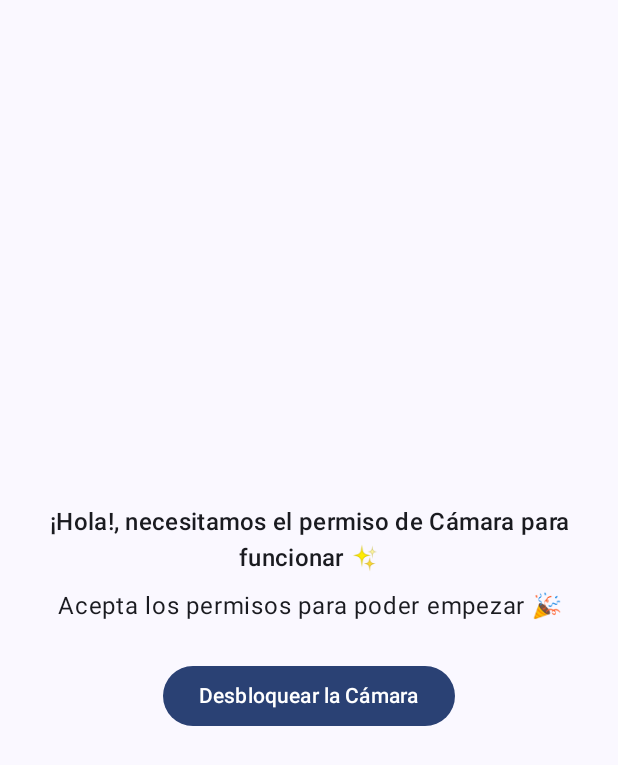
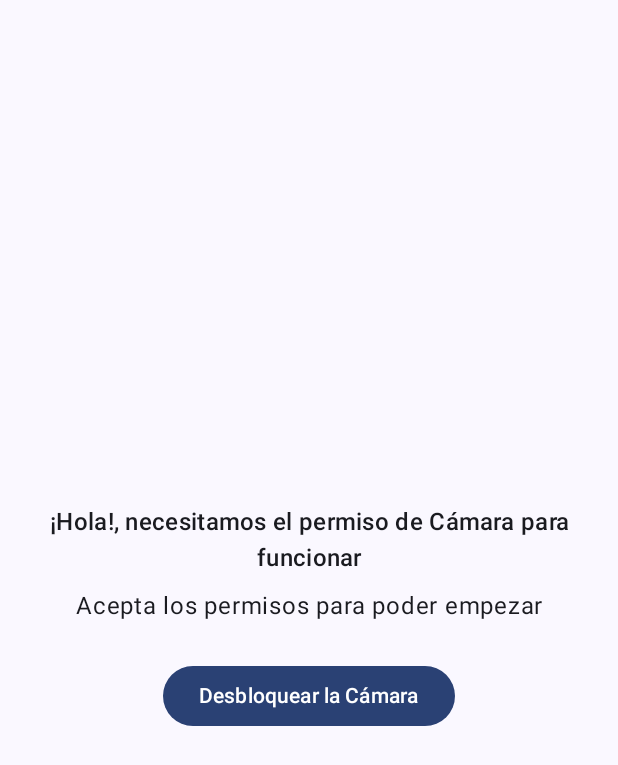
Before and after one commit to SergioLopezAyala/tallerMovil2, an Android app built with Jetpack Compose: the composable PermissionScreen shown on its own in the app's theme, on a phone screen of 412 x 824 dp. Shown: the top 765 px of the screen. Run offline under Robolectric (Android 15) with nearby library versions, the phone set to English and light mode, and no system bars; 1 statement that could not run was skipped.

Commit message:
Ultimo cambio de taller

```diff
--- a/app/src/main/java/com/example/taller2_movil/MainActivity.kt
+++ b/app/src/main/java/com/example/taller2_movil/MainActivity.kt
@@ -5,15 +5,15 @@ import androidx.activity.ComponentActivity
 import androidx.activity.compose.setContent
 import androidx.activity.enableEdgeToEdge
 import com.example.taller2_movil.ui.PhotoboothApp
-import com.example.taller2_movil.ui.theme.Taller2_MovilTheme  // <-- usa tu Theme
+import com.example.taller2_movil.ui.theme.Taller2_MovilTheme
 
 class MainActivity : ComponentActivity() {
     override fun onCreate(savedInstanceState: Bundle?) {
         super.onCreate(savedInstanceState)
         enableEdgeToEdge()
         setContent {
-            Taller2_MovilTheme {    // si tu función de tema se llama distinto, pon ese nombre aquí
-                PhotoboothApp()      // decide: permisos → cámara
+            Taller2_MovilTheme {
+                PhotoboothApp()
             }
         }
     }
--- a/app/src/main/java/com/example/taller2_movil/ui/PhotoboothApp.kt
+++ b/app/src/main/java/com/example/taller2_movil/ui/PhotoboothApp.kt
@@ -17,7 +17,7 @@ import com.google.accompanist.permissions.rememberPermissionState
 @OptIn(ExperimentalPermissionsApi::class)
 @Composable
 fun PhotoboothApp() {
-    // Estado del permiso de cámara
+
     val camPerm = rememberPermissionState(Manifest.permission.CAMERA)
 
     Surface(
@@ -26,7 +26,6 @@ fun PhotoboothApp() {
     ) {
         when (camPerm.status) {
             is PermissionStatus.Granted -> {
-                // Si el permiso fue otorgado, mostramos la cámara y la galería de sesión
                 val sessionPhotos = remember { mutableStateListOf<android.net.Uri>() }
                 CameraScreen(
                     sessionPhotos = sessionPhotos,
@@ -34,7 +33,6 @@ fun PhotoboothApp() {
                 )
             }
             is PermissionStatus.Denied -> {
-                // Si no hay permiso, mostramos la pantalla de solicitud
                 PermissionScreen(
                     onRequest = { camPerm.launchPermissionRequest() }
                 )
--- a/app/src/main/java/com/example/taller2_movil/ui/camera/CameraPreviewBox.kt
+++ b/app/src/main/java/com/example/taller2_movil/ui/camera/CameraPreviewBox.kt
@@ -1,5 +1,4 @@
 package com.example.taller2_movil.ui.camera
-
 import androidx.camera.core.CameraSelector
 import androidx.camera.view.LifecycleCameraController
 import androidx.camera.view.PreviewView
@@ -19,7 +18,6 @@ import androidx.compose.runtime.*
 import androidx.compose.ui.Alignment
 import androidx.compose.ui.Modifier
 import androidx.compose.ui.platform.LocalContext
-import androidx.compose.ui.platform.LocalLifecycleOwner
 import androidx.compose.ui.res.stringResource
 import androidx.compose.ui.viewinterop.AndroidView
 import com.example.taller2_movil.R
@@ -31,7 +29,7 @@ fun CameraPreviewBox(
         onSwitch: () -> Unit
     ) {
         val ctx = LocalContext.current
-    val lifecycle = LocalLifecycleOwner.current
+        val lifecycle = androidx.lifecycle.compose.LocalLifecycleOwner.current
 
         val controller = remember {
             LifecycleCameraController(ctx).apply {
@@ -53,7 +51,7 @@ fun CameraPreviewBox(
                     .background(MaterialTheme.colorScheme.surfaceVariant),
                 factory = { c ->
                     PreviewView(c).apply {
-                    setController(controller)  //
+                        setController(controller)
                         scaleType = PreviewView.ScaleType.FILL_CENTER
                     }
                 }
--- a/app/src/main/java/com/example/taller2_movil/ui/perms/PermissionScreen.kt
+++ b/app/src/main/java/com/example/taller2_movil/ui/perms/PermissionScreen.kt
@@ -22,20 +22,20 @@ fun PermissionScreen(onRequest: () -> Unit) {
         Column(
             modifier = Modifier
                 .fillMaxWidth()
-                .padding(horizontal = 24.dp),   // margen lateral
+                .padding(horizontal = 24.dp),
             horizontalAlignment = Alignment.CenterHorizontally,
             verticalArrangement = Arrangement.Center
         ) {
             Text(
                 text = stringResource(R.string.perm_title),
                 style = MaterialTheme.typography.titleMedium,
-                textAlign = TextAlign.Center,          // 👈 centra el texto
-                modifier = Modifier.fillMaxWidth()     // 👈 dale ancho para centrar
+                textAlign = TextAlign.Center,
+                modifier = Modifier.fillMaxWidth()
             )
             Spacer(Modifier.height(8.dp))
             Text(
                 text = stringResource(R.string.perm_subtitle),
-                textAlign = TextAlign.Center,          // 👈 centra el texto
+                textAlign = TextAlign.Center,
                 modifier = Modifier.fillMaxWidth()
             )
             Spacer(Modifier.height(24.dp))
--- a/app/src/main/res/values/strings.xml
+++ b/app/src/main/res/values/strings.xml
@@ -1,7 +1,7 @@
 <resources>
     <string name="app_name">Taller2_Movil</string>
-    <string name="perm_title">¡Hola!, necesitamos el permiso de Cámara para funcionar ✨</string>
-    <string name="perm_subtitle">Acepta los permisos para poder empezar 🎉</string>
+    <string name="perm_title">¡Hola!, necesitamos el permiso de Cámara para funcionar</string>
+    <string name="perm_subtitle">Acepta los permisos para poder empezar</string>
     <string name="perm_button">Desbloquear la Cámara</string>
     <string name="no_photos">No tienes fotos, toma una!</string>
     <string name="saved_ok">Foto guardada en almacenamiento externo de la app</string>
```
Lines whose indentation alone changed are shown as unchanged.
